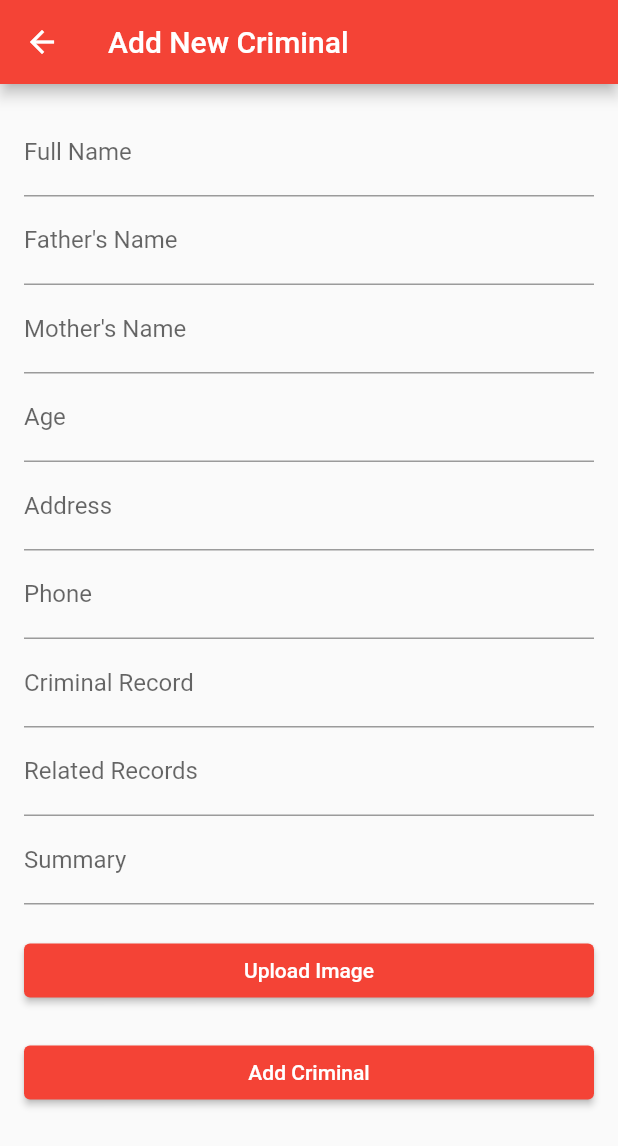
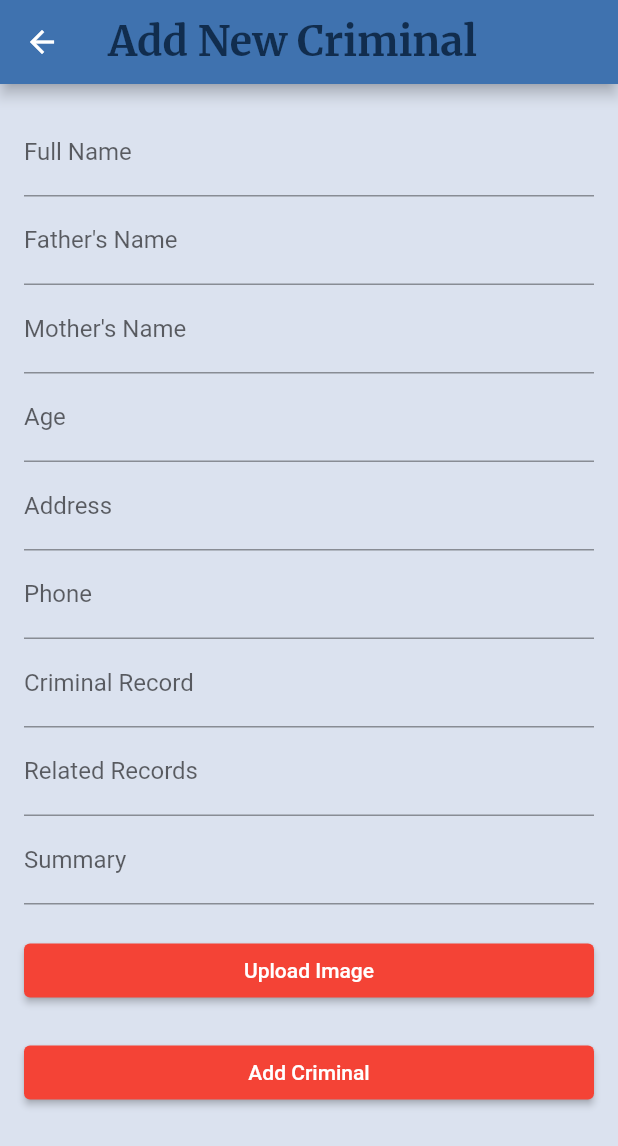
Before and after one commit to singh-that-codes/uk_records, a Flutter app: the AddCriminalScreen screen opened directly, on a phone screen of 412 x 824 dp. Shown: the top 1146 px of the screen. Run offline on Flutter 3.47's test engine with Material 2 defaults, Android fonts, the phone set to English and light mode, and no system bars; our stand-ins replace cloud_firestore, firebase_auth, firebase_core, firebase_storage, flutter_screenutil, google_sign_in and 1 more; accounts and stored records are empty.

Commit message:
commiting changes

```diff
--- a/lib/screens/add_criminal_screen.dart
+++ b/lib/screens/add_criminal_screen.dart
@@ -1,12 +1,14 @@
 // ignore_for_file: use_build_context_synchronously, avoid_print, library_private_types_in_public_api
 
+import 'dart:io';
+
+import 'package:firebase_storage/firebase_storage.dart';
 import 'package:flutter/foundation.dart';
 import 'package:flutter/material.dart';
 import 'package:image_picker/image_picker.dart';
-import 'dart:io';
-
-import 'package:firebase_storage/firebase_storage.dart';
 import 'package:myukapp/firestore_database/database_service.dart';
+import 'package:myukapp/styles/app_colors.dart';
+import 'package:myukapp/styles/styles.dart';
 
 class AddCriminalScreen extends StatefulWidget {
   const AddCriminalScreen({super.key});
@@ -114,8 +116,13 @@ class _AddCriminalScreenState extends State<AddCriminalScreen> {
   @override
   Widget build(BuildContext context) {
     return Scaffold(
-
-      appBar: AppBar(title: const Text('Add New Criminal')),
+      backgroundColor: AppColors.bgColor,
+      appBar: AppBar(title: Text(
+        'Add New Criminal',
+        style: AppStyles.titleSty,
+        ),
+        backgroundColor: AppColors.appBarColor,
+      ),
       body: Padding(
         padding: const EdgeInsets.all(16.0),
         child: SingleChildScrollView(
```
Also changed, not shown: lib/screens/list_screen.dart (+21 -18 lines), lib/screens/update_criminal_details_screen.dart (line endings or trailing spaces), 4 other files.
